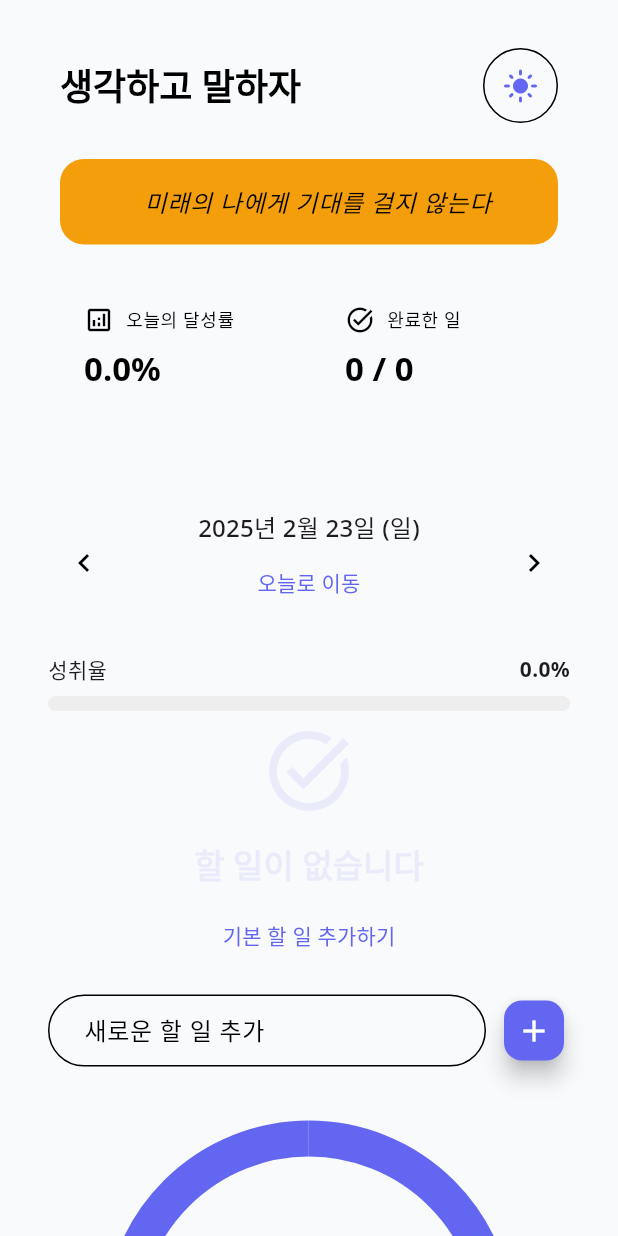
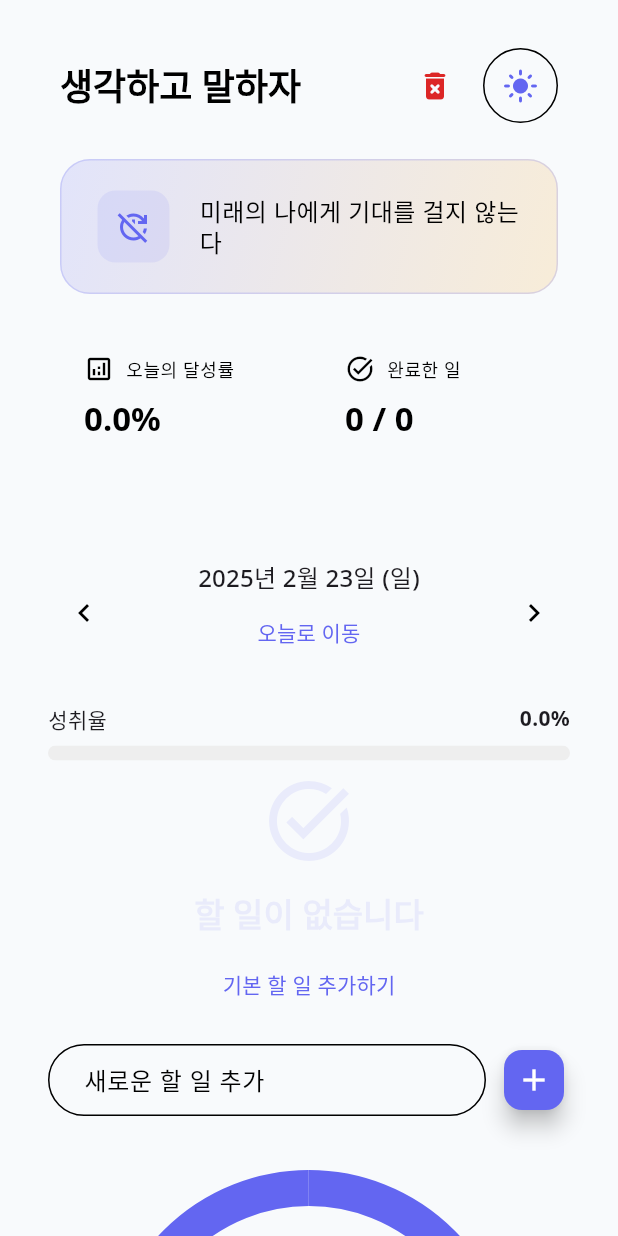
Before and after one commit to djchang-hdj/focus, a Flutter app: the screen it shows after launch, after a tap on the "chevron left" icon, on a phone screen of 412 x 824 dp. Run offline on Flutter 3.47's test engine with Material 3 defaults, Android fonts, the light colour scheme and no system bars; our stand-ins replace google_fonts, shared_preferences.

Commit message:
version 1.0

```diff
--- a/lib/main.dart
+++ b/lib/main.dart
@@ -236,6 +236,16 @@ class AppHeader extends StatelessWidget {
                     ),
                   ),
                 ),
+                // 데이터 삭제 버튼
+                IconButton(
+                  onPressed: () => _showClearDataDialog(context),
+                  icon: Icon(
+                    Icons.delete_forever_rounded,
+                    color: theme.colorScheme.error,
+                  ),
+                  tooltip: '모든 데이터 삭제',
+                ),
+                const SizedBox(width: 8),
                 // 테마 토글 버튼
                 Consumer<ThemeProvider>(
                   builder: (context, themeProvider, _) => _buildThemeToggle(
@@ -327,28 +337,47 @@ class AppHeader extends StatelessWidget {
         ];
 
         final currentQuote = quotes[snapshot.data ?? 0];
+        final colorScheme = Theme.of(context).colorScheme;
 
         return Container(
-          padding: const EdgeInsets.all(16),
+          padding: const EdgeInsets.symmetric(vertical: 20, horizontal: 24),
           decoration: BoxDecoration(
-            color: Theme.of(context).colorScheme.secondaryContainer,
-            borderRadius: BorderRadius.circular(16),
+            gradient: LinearGradient(
+              colors: [
+                colorScheme.primary.withAlpha(38),
+                colorScheme.secondary.withAlpha(38),
+              ],
+              begin: Alignment.topLeft,
+              end: Alignment.bottomRight,
+            ),
+            borderRadius: BorderRadius.circular(20),
+            border: Border.all(
+              color: colorScheme.primary.withAlpha(51),
+              width: 1,
+            ),
           ),
           child: Row(
             children: [
-              Icon(
-                currentQuote.icon,
-                color: Theme.of(context).colorScheme.secondary,
-                size: 24,
+              Container(
+                padding: const EdgeInsets.all(12),
+                decoration: BoxDecoration(
+                  color: colorScheme.primary.withAlpha(25),
+                  borderRadius: BorderRadius.circular(12),
+                ),
+                child: Icon(
+                  currentQuote.icon,
+                  color: colorScheme.primary,
+                  size: 24,
+                ),
               ),
-              const SizedBox(width: 16),
+              const SizedBox(width: 20),
               Expanded(
                 child: Text(
                   currentQuote.text,
-                  style: Theme.of(context).textTheme.bodyLarge?.copyWith(
-                        color:
-                            Theme.of(context).colorScheme.onSecondaryContainer,
-                        fontStyle: FontStyle.italic,
+                  style: Theme.of(context).textTheme.titleMedium?.copyWith(
+                        color: colorScheme.onSurface,
+                        height: 1.3,
+                        letterSpacing: 0.3,
                         fontWeight: FontWeight.w500,
                       ),
                 ),
@@ -435,6 +464,55 @@ class AppHeader extends StatelessWidget {
       ),
     );
   }
+
+  void _showClearDataDialog(BuildContext context) {
+    showDialog(
+      context: context,
+      builder: (dialogContext) => AlertDialog(
+        icon: Icon(
+          Icons.warning_rounded,
+          color: Theme.of(dialogContext).colorScheme.error,
+          size: 32,
+        ),
+        title: const Text('모든 데이터 삭제'),
+        content: const Text(
+          '정말로 모든 데이터를 삭제하시겠습니까?\n'
+          '이 작업은 되돌릴 수 없으며, 모든 할 일과 타이머 기록이 영구적으로 삭제됩니다.',
+        ),
+        actions: [
+          TextButton(
+            onPressed: () => Navigator.of(dialogContext).pop(),
+            child: const Text('취소'),
+          ),
+          FilledButton(
+            onPressed: () async {
+              final scaffoldMessenger = ScaffoldMessenger.of(dialogContext);
+              final navigator = Navigator.of(dialogContext);
+              final taskProvider = dialogContext.read<TaskProvider>();
+              final timerProvider = dialogContext.read<TimerProvider>();
+
+              // 모든 데이터 삭제
+              await taskProvider.clearAllTasks();
+              await timerProvider.clearAllRecords();
+
+              navigator.pop();
+              scaffoldMessenger.showSnackBar(
+                const SnackBar(
+                  content: Text('모든 데이터가 삭제되었습니다.'),
+                  duration: Duration(seconds: 2),
+                ),
+              );
+            },
+            style: FilledButton.styleFrom(
+              backgroundColor: Theme.of(dialogContext).colorScheme.error,
+              foregroundColor: Theme.of(dialogContext).colorScheme.onError,
+            ),
+            child: const Text('삭제'),
+          ),
+        ],
+      ),
+    );
+  }
 }
 
 class QuoteData {
--- a/lib/providers/task_provider.dart
+++ b/lib/providers/task_provider.dart
@@ -206,4 +206,10 @@ class TaskProvider with ChangeNotifier {
     _tasks[dateKey]?.removeWhere((task) => task.id == taskId);
     notifyListeners();
   }
+
+  Future<void> clearAllTasks() async {
+    _tasks.clear();
+    await _saveTasks();
+    notifyListeners();
+  }
 }
--- a/lib/providers/timer_provider.dart
+++ b/lib/providers/timer_provider.dart
@@ -203,6 +203,11 @@ class TimerProvider with ChangeNotifier {
     setTitle(taskTitle);
   }
 
+  Future<void> clearAllRecords() async {
+    _records.clear();
+    notifyListeners();
+  }
+
   @override
   void dispose() {
     _timer?.cancel();
```
